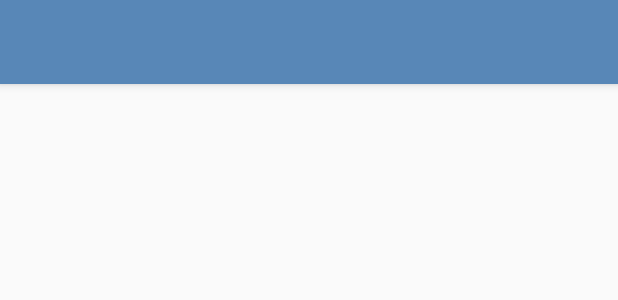
After one commit to parmita52/Destress, an Android app: the layout activity_breather_focus.xml on its own in the app's theme, with its tools: preview values and no code run, on a phone screen of 412 x 824 dp. The commit adds this screen. Shown: the top 300 px of the screen. Run offline under Robolectric (Android 15) with nearby library versions, the phone set to English and light mode, and no system bars.

Commit message:
Resolved compilation errors

```diff
--- a/app/src/main/AndroidManifest.xml
+++ b/app/src/main/AndroidManifest.xml
@@ -19,7 +19,11 @@
         <activity android:name=".MainScreen" />
         <activity
             android:name=".Breather"
-            android:label="@string/title_activity_breather"></activity>
+            android:label="@string/title_activity_breather" />
+        <activity
+            android:name=".BreatherFocus"
+            android:label="@string/title_activity_breather_focus"
+            android:theme="@style/AppTheme.NoActionBar"></activity>
     </application>
 
 </manifest>
--- a/app/src/main/java/com/example/hshack/destress/Breather.java
+++ b/app/src/main/java/com/example/hshack/destress/Breather.java
@@ -37,9 +37,6 @@ public class Breather extends AppCompatActivity {
         super.onCreate(savedInstanceState);
         setContentView(R.layout.activity_breather);
 
-        mTextMessage = (TextView) findViewById(R.id.message);
-        BottomNavigationView navigation = (BottomNavigationView) findViewById(R.id.navigation);
-        navigation.setOnNavigationItemSelectedListener(mOnNavigationItemSelectedListener);
     }
 
 }
--- /dev/null
+++ b/app/src/main/res/layout/activity_breather_focus.xml
@@ -0,0 +1,25 @@
+<?xml version="1.0" encoding="utf-8"?>
+<android.support.design.widget.CoordinatorLayout xmlns:android="http://schemas.android.com/apk/res/android"
+    xmlns:app="http://schemas.android.com/apk/res-auto"
+    xmlns:tools="http://schemas.android.com/tools"
+    android:layout_width="match_parent"
+    android:layout_height="match_parent"
+    tools:context="com.example.hshack.destress.BreatherFocus">
+
+    <android.support.design.widget.AppBarLayout
+        android:layout_width="match_parent"
+        android:layout_height="wrap_content"
+        android:theme="@style/AppTheme.AppBarOverlay">
+
+        <android.support.v7.widget.Toolbar
+            android:id="@+id/toolbar"
+            android:layout_width="match_parent"
+            android:layout_height="?attr/actionBarSize"
+            android:background="?attr/colorPrimary"
+            app:popupTheme="@style/AppTheme.PopupOverlay" />
+
+    </android.support.design.widget.AppBarLayout>
+
+    <include layout="@layout/content_breather_focus" />
+
+</android.support.design.widget.CoordinatorLayout>
--- /dev/null
+++ b/app/src/main/res/layout/content_breather_focus.xml
@@ -0,0 +1,11 @@
+<?xml version="1.0" encoding="utf-8"?>
+<android.support.constraint.ConstraintLayout xmlns:android="http://schemas.android.com/apk/res/android"
+    xmlns:app="http://schemas.android.com/apk/res-auto"
+    xmlns:tools="http://schemas.android.com/tools"
+    android:layout_width="match_parent"
+    android:layout_height="match_parent"
+    app:layout_behavior="@string/appbar_scrolling_view_behavior"
+    tools:context="com.example.hshack.destress.BreatherFocus"
+    tools:showIn="@layout/activity_breather_focus">
+
+</android.support.constraint.ConstraintLayout>
--- a/app/src/main/res/values/dimens.xml
+++ b/app/src/main/res/values/dimens.xml
@@ -2,4 +2,5 @@
     <!-- Default screen margins, per the Android Design guidelines. -->
     <dimen name="activity_horizontal_margin">16dp</dimen>
     <dimen name="activity_vertical_margin">16dp</dimen>
+    <dimen name="fab_margin">16dp</dimen>
 </resources>
--- a/app/src/main/res/values/strings.xml
+++ b/app/src/main/res/values/strings.xml
@@ -4,4 +4,5 @@
     <string name="title_home">Home</string>
     <string name="title_dashboard">Dashboard</string>
     <string name="title_notifications">Notifications</string>
+    <string name="title_activity_breather_focus">BreatherFocus</string>
 </resources>
--- a/app/src/main/res/values/styles.xml
+++ b/app/src/main/res/values/styles.xml
@@ -29,4 +29,13 @@
         <item name="android:layout_margin">20sp</item>
     </style>
 
+    <style name="AppTheme.NoActionBar">
+        <item name="windowActionBar">false</item>
+        <item name="windowNoTitle">true</item>
+    </style>
+
+    <style name="AppTheme.AppBarOverlay" parent="ThemeOverlay.AppCompat.Dark.ActionBar" />
+
+    <style name="AppTheme.PopupOverlay" parent="ThemeOverlay.AppCompat.Light" />
+
 </resources>
```
Also changed, not shown: app/src/main/java/com/example/hshack/destress/BreatherFocus.java (added, +22 -0 lines).
